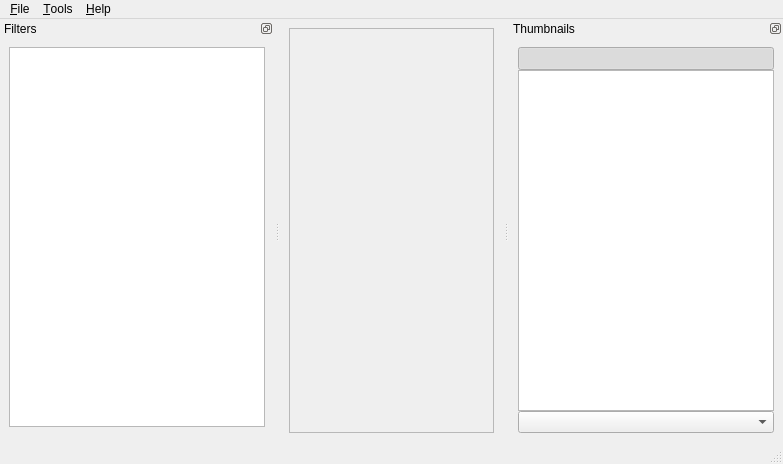
Above: ui/MainWindow.ui from ImageProcessing-ElectronicPublications/scantailor-deviant before the change. Below: the same form after it.
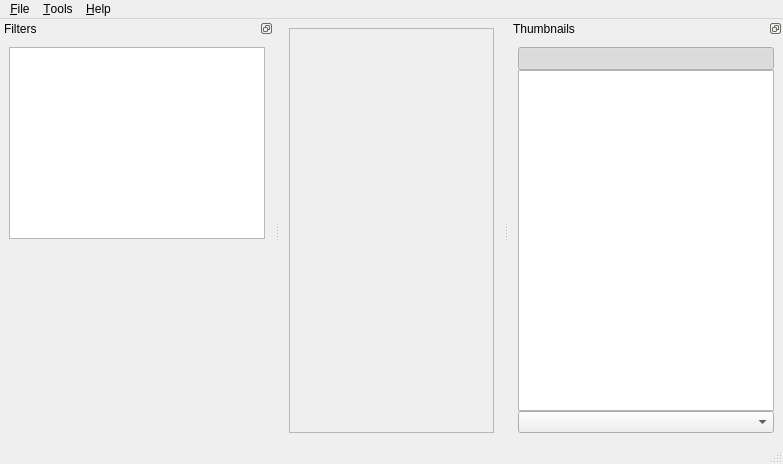
That is the form after the change. Icons and pictures are not drawn. Custom widgets are drawn as their Qt base class.

Commit message:
Vertically scrollable filter options
As a temporary solution for overloaded UI.

Refers #36

Diff of the .ui file:
```diff
--- a/ui/MainWindow.ui
+++ b/ui/MainWindow.ui
@@ -186,7 +186,7 @@
    <property name="minimumSize">
     <size>
      <width>250</width>
-     <height>134</height>
+     <height>199</height>
     </size>
    </property>
    <property name="features">
@@ -253,7 +253,69 @@
       </widget>
      </item>
      <item>
-      <widget class="NonOwningWidget" name="filterOptions" native="true"/>
+      <widget class="QScrollArea" name="scrollArea">
+       <property name="frameShape">
+        <enum>QFrame::NoFrame</enum>
+       </property>
+       <property name="verticalScrollBarPolicy">
+        <enum>Qt::ScrollBarAlwaysOff</enum>
+       </property>
+       <property name="horizontalScrollBarPolicy">
+        <enum>Qt::ScrollBarAlwaysOff</enum>
+       </property>
+       <property name="sizeAdjustPolicy">
+        <enum>QAbstractScrollArea::AdjustIgnored</enum>
+       </property>
+       <property name="widgetResizable">
+        <bool>true</bool>
+       </property>
+       <widget class="QWidget" name="scrollAreaWidgetContents_2">
+        <property name="geometry">
+         <rect>
+          <x>0</x>
+          <y>0</y>
+          <width>256</width>
+          <height>188</height>
+         </rect>
+        </property>
+        <property name="sizePolicy">
+         <sizepolicy hsizetype="Expanding" vsizetype="Preferred">
+          <horstretch>0</horstretch>
+          <verstretch>0</verstretch>
+         </sizepolicy>
+        </property>
+        <layout class="QVBoxLayout" name="verticalLayout_4">
+         <property name="spacing">
+          <number>0</number>
+         </property>
+         <property name="sizeConstraint">
+          <enum>QLayout::SetMaximumSize</enum>
+         </property>
+         <property name="leftMargin">
+          <number>0</number>
+         </property>
+         <property name="topMargin">
+          <number>0</number>
+         </property>
+         <property name="rightMargin">
+          <number>0</number>
+         </property>
+         <property name="bottomMargin">
+          <number>0</number>
+         </property>
+         <item>
+          <widget class="NonOwningWidget" name="filterOptions" native="true">
+           <property name="sizePolicy">
+            <sizepolicy hsizetype="Expanding" vsizetype="Preferred">
+             <horstretch>0</horstretch>
+             <verstretch>0</verstretch>
+            </sizepolicy>
+           </property>
+          </widget>
+         </item>
+        </layout>
+       </widget>
+      </widget>
      </item>
     </layout>
     <zorder>filterOptions</zorder>
```
Left out of the diff: 2 changed lines with no effect on the pictures. The commit also changes 2 other files.
